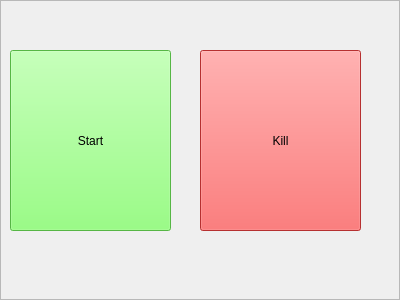
The window that hrl/kelsey_sandbox/src/kelsey_sandbox/controller_gui.ui (gt-ros-pkg/hrl) describes before a commit, drawn with Qt 5.
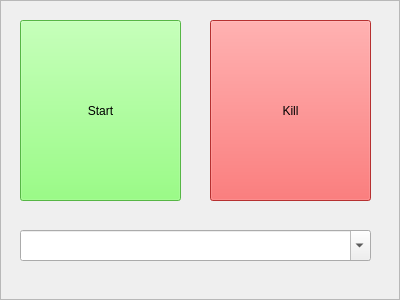
The same window after the commit.

Commit message: Added combobox for easier use.

The edit to the form file:
```diff
--- a/hrl/kelsey_sandbox/src/kelsey_sandbox/controller_gui.ui
+++ b/hrl/kelsey_sandbox/src/kelsey_sandbox/controller_gui.ui
@@ -22,8 +22,8 @@
   <widget class="QPushButton" name="start_button">
    <property name="geometry">
     <rect>
-     <x>10</x>
-     <y>50</y>
+     <x>20</x>
+     <y>20</y>
      <width>161</width>
      <height>181</height>
     </rect>
@@ -39,8 +39,8 @@
   <widget class="QPushButton" name="kill_button">
    <property name="geometry">
     <rect>
-     <x>200</x>
-     <y>50</y>
+     <x>210</x>
+     <y>20</y>
      <width>161</width>
      <height>181</height>
     </rect>
@@ -53,6 +53,19 @@
     <string>Kill</string>
    </property>
   </widget>
+  <widget class="QComboBox" name="controller_combo">
+   <property name="geometry">
+    <rect>
+     <x>20</x>
+     <y>230</y>
+     <width>351</width>
+     <height>31</height>
+    </rect>
+   </property>
+   <property name="editable">
+    <bool>true</bool>
+   </property>
+  </widget>
  </widget>
  <resources/>
  <connections/>
```
The commit also changes 2 other files.
